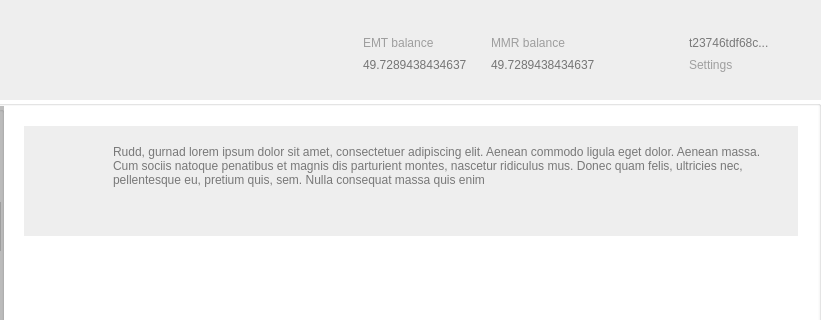
Before: the Qt Designer form memority/ui/frame.ui in Memority/memority, drawn with Qt 5; both pictures show x 249 to 1070 and y 0 to 320 of the 1070 by 679 pixel window.
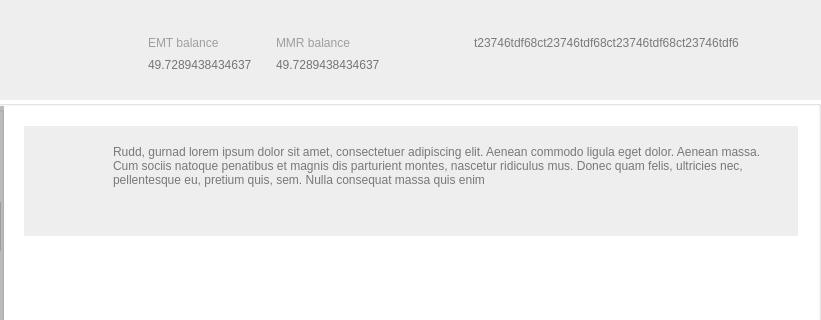
After: the same form once the commit is applied. Icons and pictures are not drawn.

What changed in the file:
```diff
--- a/memority/ui/frame.ui
+++ b/memority/ui/frame.ui
@@ -166,7 +166,7 @@
        <widget class="QGroupBox" name="profile">
         <property name="minimumSize">
          <size>
-          <width>190</width>
+          <width>405</width>
           <height>0</height>
          </size>
         </property>
@@ -185,7 +185,7 @@
           <rect>
            <x>70</x>
            <y>20</y>
-           <width>91</width>
+           <width>331</width>
            <height>16</height>
           </rect>
          </property>
@@ -193,32 +193,7 @@
           <string notr="true">background: none;</string>
          </property>
          <property name="text">
-          <string>&lt;html&gt;&lt;head/&gt;&lt;body&gt;&lt;p&gt;&lt;span style=&quot; font-size:9pt; color:#797979;&quot;&gt;t23746tdf68c...&lt;/span&gt;&lt;/p&gt;&lt;/body&gt;&lt;/html&gt;</string>
-         </property>
-        </widget>
-        <widget class="QLabel" name="label_3">
-         <property name="geometry">
-          <rect>
-           <x>70</x>
-           <y>40</y>
-           <width>71</width>
-           <height>20</height>
-          </rect>
-         </property>
-         <property name="minimumSize">
-          <size>
-           <width>0</width>
-           <height>20</height>
-          </size>
-         </property>
-         <property name="styleSheet">
-          <string notr="true">background: none;
-background-image: url(:/angle/angle_grey.png);
-background-position: right;
-background-repeat: no-repeat;</string>
-         </property>
-         <property name="text">
-          <string>&lt;html&gt;&lt;head/&gt;&lt;body&gt;&lt;p&gt;&lt;span style=&quot; font-size:9pt; color:#9f9f9f;&quot;&gt;Settings&lt;/span&gt;&lt;/p&gt;&lt;/body&gt;&lt;/html&gt;</string>
+          <string>&lt;html&gt;&lt;head/&gt;&lt;body&gt;&lt;p&gt;&lt;span style=&quot; font-size:9pt; color:#797979;&quot;&gt;t23746tdf68ct23746tdf68ct23746tdf68ct23746tdf6&lt;/span&gt;&lt;/p&gt;&lt;/body&gt;&lt;/html&gt;</string>
          </property>
         </widget>
        </widget>
```
Left out of the diff: 12 changed lines with no effect on the pictures.
